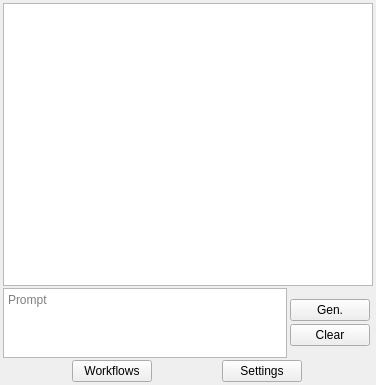
First picture: the form in src/llm-dock/ui/dockwidget.ui, repository locaal-ai/obs-brAIn, before the edit.
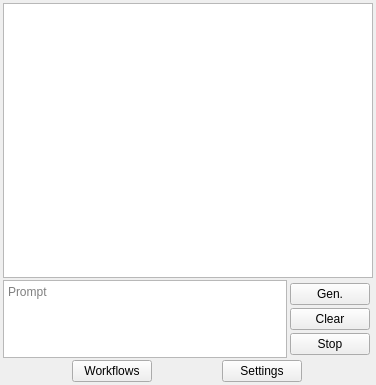
Second picture: the form after the edit.

Commit message: bump llama, add stop

What changed in the file:
```diff
--- a/src/llm-dock/ui/dockwidget.ui
+++ b/src/llm-dock/ui/dockwidget.ui
@@ -138,6 +138,13 @@
             </property>
            </widget>
           </item>
+          <item>
+           <widget class="QPushButton" name="stop">
+            <property name="text">
+             <string>Stop</string>
+            </property>
+           </widget>
+          </item>
          </layout>
         </widget>
        </item>
```
The commit also changes 9 other files.
